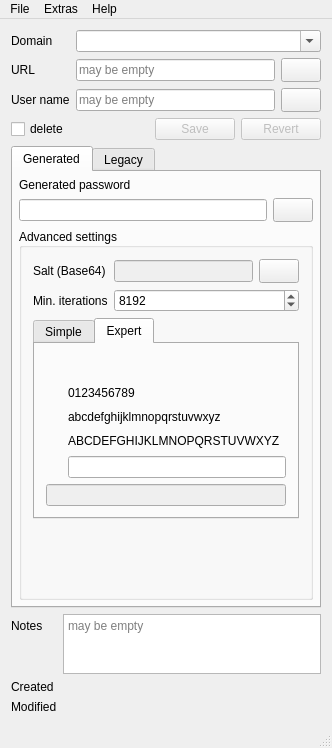
This is Qt-SESAM/mainwindow.ui in 607011/Qt-SESAM as Qt 5 draws it before an edit. The edited form follows.
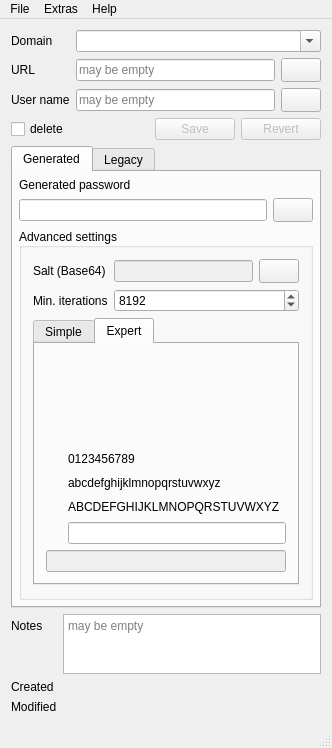
This is the edited form. Icons and pictures are not drawn. Custom widgets are drawn as their Qt base class.

Patch:
```diff
--- a/Qt-SESAM/mainwindow.ui
+++ b/Qt-SESAM/mainwindow.ui
@@ -451,7 +451,17 @@
                   <number>0</number>
                  </property>
                  <item row="0" column="0">
-                  <widget class="EasySelectorWidget" name="easySelectorWidget" native="true"/>
+                  <widget class="EasySelectorWidget" name="easySelectorWidget" native="true">
+                   <property name="sizePolicy">
+                    <sizepolicy hsizetype="MinimumExpanding" vsizetype="MinimumExpanding">
+                     <horstretch>0</horstretch>
+                     <verstretch>0</verstretch>
+                    </sizepolicy>
+                   </property>
+                   <property name="cursor">
+                    <cursorShape>PointingHandCursor</cursorShape>
+                   </property>
+                  </widget>
                  </item>
                 </layout>
                </item>
@@ -597,6 +607,9 @@
              <property name="orientation">
               <enum>Qt::Vertical</enum>
              </property>
+             <property name="sizeType">
+              <enum>QSizePolicy::Minimum</enum>
+             </property>
              <property name="sizeHint" stdset="0">
               <size>
                <width>20</width>
```
Left out of the diff: 2 changed lines with no effect on the pictures.
